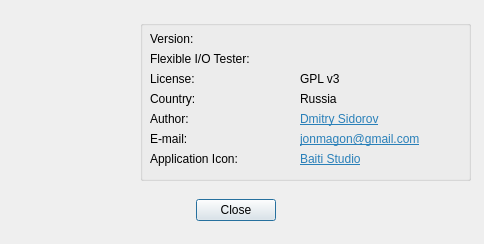
Above: src/about.ui from JonMagon/KDiskMark before the change. Below: the same form after it.
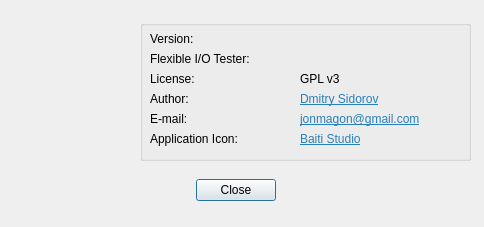
That is the form after the change. Icons and pictures are not drawn.

Commit message: Remove references to country of origin

What changed in the file:
```diff
--- a/src/about.ui
+++ b/src/about.ui
@@ -10,7 +10,7 @@
     <x>0</x>
     <y>0</y>
     <width>484</width>
-    <height>244</height>
+    <height>227</height>
    </rect>
   </property>
   <property name="windowTitle">
@@ -34,7 +34,7 @@
      <x>140</x>
      <y>20</y>
      <width>331</width>
-     <height>161</height>
+     <height>141</height>
     </rect>
    </property>
    <property name="autoFillBackground">
@@ -101,37 +101,11 @@
      <string notr="true">GPL v3</string>
     </property>
    </widget>
-   <widget class="QLabel" name="label_5">
-    <property name="geometry">
-     <rect>
-      <x>10</x>
-      <y>70</y>
-      <width>141</width>
-      <height>18</height>
-     </rect>
-    </property>
-    <property name="text">
-     <string>Country:</string>
-    </property>
-   </widget>
-   <widget class="QLabel" name="label_6">
-    <property name="geometry">
-     <rect>
-      <x>160</x>
-      <y>70</y>
-      <width>161</width>
-      <height>18</height>
-     </rect>
-    </property>
-    <property name="text">
-     <string>Russia</string>
-    </property>
-   </widget>
    <widget class="QLabel" name="label_7">
     <property name="geometry">
      <rect>
       <x>10</x>
-      <y>90</y>
+      <y>70</y>
       <width>141</width>
       <height>18</height>
      </rect>
@@ -144,7 +118,7 @@
     <property name="geometry">
      <rect>
       <x>160</x>
-      <y>90</y>
+      <y>70</y>
       <width>161</width>
       <height>18</height>
      </rect>
@@ -163,7 +137,7 @@
     <property name="geometry">
      <rect>
       <x>10</x>
-      <y>110</y>
+      <y>90</y>
       <width>141</width>
       <height>18</height>
      </rect>
@@ -176,7 +150,7 @@
     <property name="geometry">
      <rect>
       <x>160</x>
-      <y>110</y>
+      <y>90</y>
       <width>161</width>
       <height>18</height>
      </rect>
@@ -221,7 +195,7 @@
     <property name="geometry">
      <rect>
       <x>10</x>
-      <y>130</y>
+      <y>110</y>
       <width>141</width>
       <height>18</height>
      </rect>
@@ -234,7 +208,7 @@
     <property name="geometry">
      <rect>
       <x>160</x>
-      <y>130</y>
+      <y>110</y>
       <width>161</width>
       <height>18</height>
      </rect>
@@ -267,7 +241,7 @@
    <property name="geometry">
     <rect>
      <x>0</x>
-     <y>190</y>
+     <y>170</y>
      <width>471</width>
      <height>41</height>
     </rect>
```
The commit also changes 15 other files.
